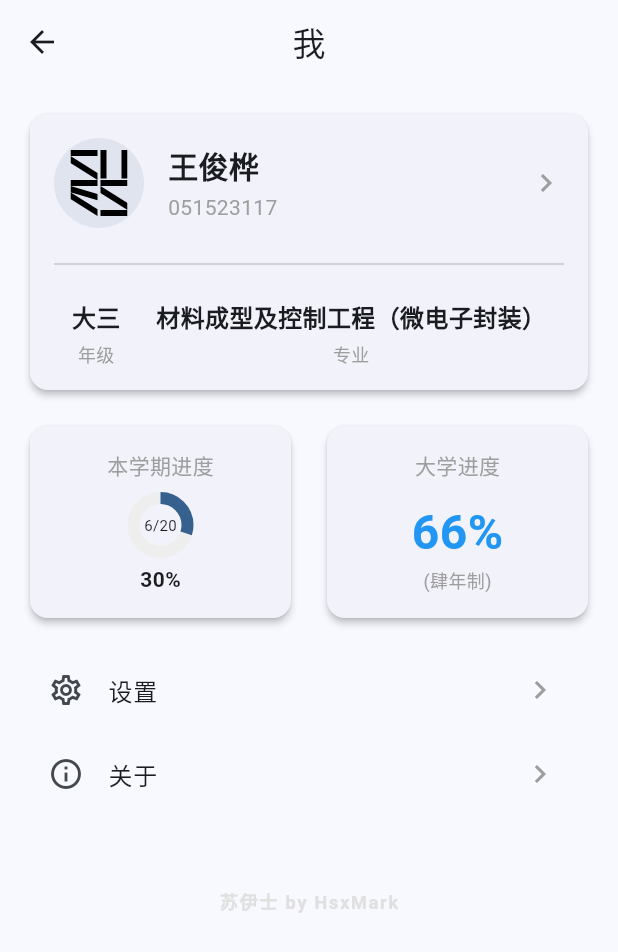
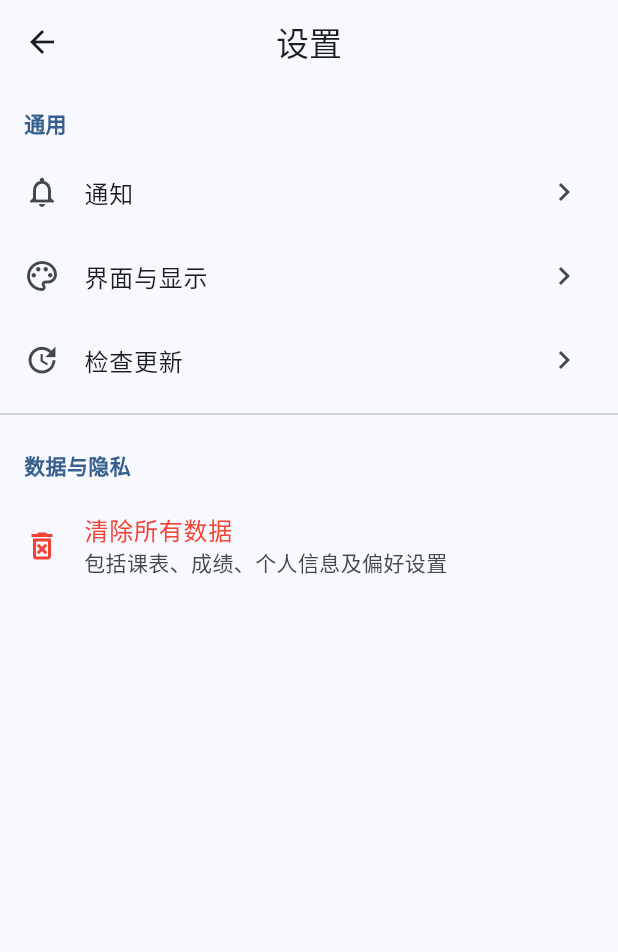
Before and after one commit to HsxMark/MySUES, a Flutter app: the ProfileScreen screen opened directly, after a tap on "设置", on a phone screen of 412 x 824 dp. Shown: the top 952 px of the screen. Run offline on Flutter 3.47's test engine with Material 3 defaults, Android fonts, the phone set to English and light mode, and no system bars; our stand-ins replace file_picker, flutter_svg, shared_preferences; missing offline and left inert: syncfusion_flutter_pdf; accounts and stored records are empty.

```diff
--- a/lib/screens/profile_screen.dart
+++ b/lib/screens/profile_screen.dart
@@ -6,6 +6,7 @@ import 'package:path_provider/path_provider.dart';
 import 'package:shared_preferences/shared_preferences.dart';
 import 'package:mysues/models/student_info.dart';
 import 'package:mysues/screens/profile_edit_screen.dart';
+import 'package:mysues/screens/settings/settings_screen.dart';
 
 class ProfileScreen extends StatefulWidget {
   const ProfileScreen({super.key});
@@ -108,6 +109,8 @@ class _ProfileScreenState extends State<ProfileScreen> {
           _buildUserInfoSection(context),
           const SizedBox(height: 16),
           _buildProgressSection(context),
+          const SizedBox(height: 16),
+          _buildConnectionStatusCard(context),
           const SizedBox(height: 16),
           const _SettingsTile(),
           const _AboutTile(),
@@ -333,6 +336,72 @@ class _ProfileScreenState extends State<ProfileScreen> {
       ],
     );
   }
+
+  Widget _buildConnectionStatusCard(BuildContext context) {
+    return Card(
+      elevation: 2,
+      shape: RoundedRectangleBorder(borderRadius: BorderRadius.circular(12)),
+      child: Padding(
+        padding: const EdgeInsets.all(16.0),
+        child: Column(
+          children: [
+            Row(
+              mainAxisAlignment: MainAxisAlignment.spaceBetween,
+              children: [
+                const Row(
+                  children: [
+                    Icon(Icons.sync_alt, color: Colors.blue),
+                    SizedBox(width: 8),
+                    Text(
+                      '教务连接状态',
+                      style: TextStyle(fontSize: 16, fontWeight: FontWeight.bold),
+                    ),
+                  ],
+                ),
+                Container(
+                  padding: const EdgeInsets.symmetric(horizontal: 12, vertical: 4),
+                  decoration: BoxDecoration(
+                    color: Colors.green.withOpacity(0.1),
+                    borderRadius: BorderRadius.circular(20),
+                    border: Border.all(color: Colors.green.withOpacity(0.3)),
+                  ),
+                  child: const Text(
+                    '正常',
+                    style: TextStyle(
+                      color: Colors.green,
+                      fontWeight: FontWeight.bold,
+                      fontSize: 12,
+                    ),
+                  ),
+                ),
+              ],
+            ),
+            const Padding(
+              padding: EdgeInsets.symmetric(vertical: 12.0),
+              child: Divider(height: 1),
+            ),
+            Row(
+              mainAxisAlignment: MainAxisAlignment.spaceBetween,
+              children: [
+                const Text(
+                  '上次连接时间',
+                  style: TextStyle(color: Colors.grey, fontSize: 14),
+                ),
+                Text(
+                  '2026-02-05 10:00',
+                  style: TextStyle(
+                    color: Colors.grey[800],
+                    fontSize: 14,
+                    fontFamily: Platform.isIOS ? 'Courier' : null,
+                  ),
+                ),
+              ],
+            ),
+          ],
+        ),
+      ),
+    );
+  }
 }
 
 class _SettingsTile extends StatelessWidget {
@@ -345,7 +414,10 @@ class _SettingsTile extends StatelessWidget {
       title: const Text('设置'),
       trailing: const Icon(Icons.chevron_right, color: Colors.grey),
       onTap: () {
-        // TODO: Navigate to settings screen
+        Navigator.push(
+          context,
+          MaterialPageRoute(builder: (context) => const SettingsScreen()),
+        );
       },
     );
   }
--- /dev/null
+++ b/lib/screens/settings/settings_screen.dart
@@ -0,0 +1,165 @@
+import 'package:flutter/material.dart';
+import 'package:shared_preferences/shared_preferences.dart';
+import 'package:mysues/screens/settings/display_settings_screen.dart';
+import 'package:mysues/screens/settings/notifications_screen.dart';
+
+class SettingsScreen extends StatelessWidget {
+  const SettingsScreen({super.key});
+
+  @override
+  Widget build(BuildContext context) {
+    return Scaffold(
+      appBar: AppBar(
+        title: const Text('设置'),
+        centerTitle: true,
+      ),
+      body: ListView(
+        children: [
+          _buildGroupTitle(context, '通用'),
+          ListTile(
+            leading: const Icon(Icons.notifications_outlined),
+            title: const Text('通知'),
+            trailing: const Icon(Icons.chevron_right),
+            onTap: () {
+              Navigator.push(
+                context,
+                MaterialPageRoute(builder: (context) => const NotificationsScreen()),
+              );
+            },
+          ),
+          ListTile(
+            leading: const Icon(Icons.palette_outlined),
+            title: const Text('界面与显示'),
+            trailing: const Icon(Icons.chevron_right),
+            onTap: () {
+              Navigator.push(
+                context,
+                MaterialPageRoute(builder: (context) => const DisplaySettingsScreen()),
+              );
+            },
+          ),
+          ListTile(
+            leading: const Icon(Icons.update),
+            title: const Text('检查更新'),
+            trailing: const Icon(Icons.chevron_right),
+            onTap: () => _checkUpdate(context),
+          ),
+          const Divider(),
+          _buildGroupTitle(context, '数据与隐私'),
+          ListTile(
+            leading: const Icon(Icons.delete_forever_outlined, color: Colors.red),
+            title: const Text('清除所有数据', style: TextStyle(color: Colors.red)),
+            subtitle: const Text('包括课表、成绩、个人信息及偏好设置'),
+            onTap: () => _showClearDataDialog(context),
+          ),
+        ],
+      ),
+    );
+  }
+
+  Widget _buildGroupTitle(BuildContext context, String title) {
+    return Padding(
+      padding: const EdgeInsets.fromLTRB(16, 16, 16, 8),
+      child: Text(
+        title,
+        style: TextStyle(
+          color: Theme.of(context).primaryColor,
+          fontWeight: FontWeight.bold,
+          fontSize: 14,
+        ),
+      ),
+    );
+  }
+
+  void _checkUpdate(BuildContext context) {
+    // Mock check update
+    ScaffoldMessenger.of(context).showSnackBar(
+      const SnackBar(content: Text('正在检查更新...')),
+    );
+    Future.delayed(const Duration(seconds: 2), () {
+      if (context.mounted) {
+        showDialog(
+          context: context,
+          builder: (context) => AlertDialog(
+            title: const Text('已经是最新版本'),
+            content: const Text('当前版本: 1.0.0 (Build 1)'),
+            actions: [
+              TextButton(
+                onPressed: () => Navigator.pop(context),
+                child: const Text('确定'),
+              ),
+            ],
+          ),
+        );
+      }
+    });
+  }
+
+  void _showClearDataDialog(BuildContext context) {
+    showDialog(
+      context: context,
+      builder: (context) => AlertDialog(
+        title: const Text('清除所有数据？'),
+        content: const Text('此操作不可撤销。所有本地存储的课表、成绩、个人设置等都将被永久删除，App将恢复到初始状态。'),
+        actions: [
+          TextButton(
+            onPressed: () => Navigator.pop(context),
+            child: const Text('取消'),
+          ),
+          TextButton(
+            onPressed: () {
+              Navigator.pop(context);
+              _showFinalClearDataDialog(context);
+            },
+            child: const Text('确认清除', style: TextStyle(color: Colors.red)),
+          ),
+        ],
+      ),
+    );
+  }
+
+  void _showFinalClearDataDialog(BuildContext context) {
+    showDialog(
+      context: context,
+      builder: (context) => AlertDialog(
+        title: const Text('再次确认'),
+        content: const Text('真的要删除所有数据吗？数据一旦清除将无法找回。'),
+        actions: [
+          // Swapped order: Confirm button first on the left, Cancel on the right
+          TextButton(
+            onPressed: () {
+              Navigator.pop(context);
+              _performClearData(context);
+            },
+            child: const Text('确认清除', style: TextStyle(color: Colors.red, fontWeight: FontWeight.bold)),
+          ),
+          TextButton(
+            onPressed: () => Navigator.pop(context),
+            child: const Text('取消'),
+          ),
+        ],
+      ),
+    );
+  }
+
+  Future<void> _performClearData(BuildContext context) async {
+    try {
+      final prefs = await SharedPreferences.getInstance();
+      await prefs.clear();
+
+      // TODO: Add clearing of any local files/databases here if implemented later
+
+      if (context.mounted) {
+        ScaffoldMessenger.of(context).showSnackBar(
+          const SnackBar(content: Text('数据已清除，请重启应用')),
+        );
+      }
+    } catch (e) {
+      if (context.mounted) {
+        ScaffoldMessenger.of(context).showSnackBar(
+          SnackBar(content: Text('清除失败: $e')),
+        );
+      }
+    }
+  }
+}
--- a/lib/screens/transcript_screen.dart
+++ b/lib/screens/transcript_screen.dart
@@ -183,7 +183,7 @@ class _TranscriptScreenState extends State<TranscriptScreen> {
                     children: [
                       Icon(Icons.delete_outline, color: Colors.grey),
                       SizedBox(width: 10),
-                      Text('清空所有数据'),
+                      Text('清空成绩'),
                     ],
                   ),
                 ),
```
Also changed, not shown: lib/screens/settings/display_settings_screen.dart (added, +199 -0 lines), lib/screens/settings/notifications_screen.dart (added, +36 -0 lines).
